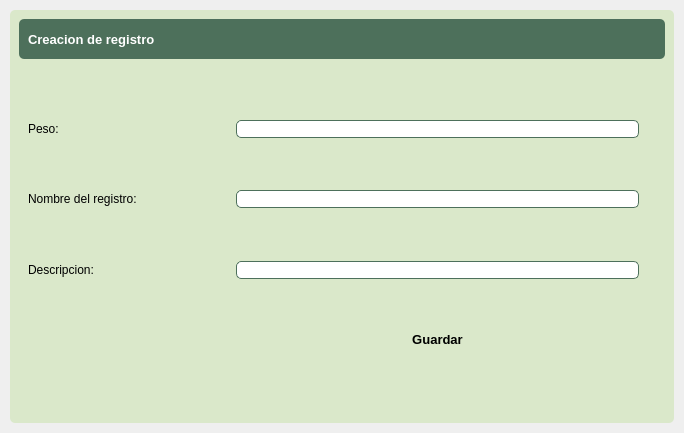
AdrianDali/DaliPeso, file ui_files/create_record.ui: the form before one commit.
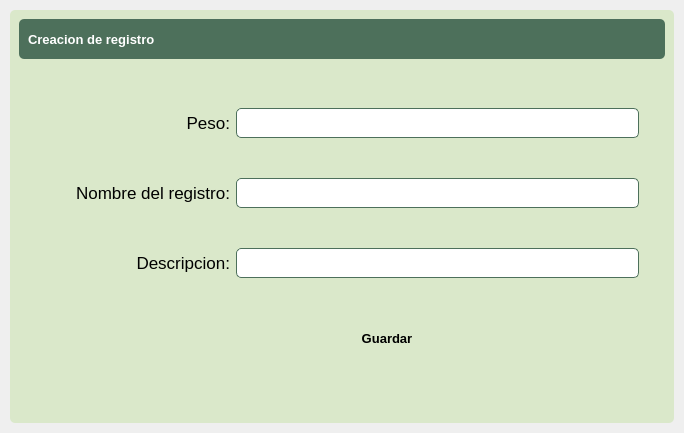
The form after the commit. Icons and pictures are not drawn.

Commit message: -Feat Create Record interface modification

Diff of the .ui file:
```diff
--- a/ui_files/create_record.ui
+++ b/ui_files/create_record.ui
@@ -256,36 +256,108 @@
                 <property name="sizeConstraint">
                  <enum>QLayout::SetNoConstraint</enum>
                 </property>
-                <item row="1" column="0">
-                 <widget class="QLabel" name="label_4">
-                  <property name="text">
-                   <string>Nombre del registro:</string>
+                <item row="0" column="3">
+                 <spacer name="horizontalSpacer_7">
+                  <property name="orientation">
+                   <enum>Qt::Horizontal</enum>
+                  </property>
+                  <property name="sizeType">
+                   <enum>QSizePolicy::Preferred</enum>
+                  </property>
+                  <property name="sizeHint" stdset="0">
+                   <size>
+                    <width>10</width>
+                    <height>20</height>
+                   </size>
+                  </property>
+                 </spacer>
+                </item>
+                <item row="2" column="1" colspan="2">
+                 <widget class="QLineEdit" name="descripcion_line_edit">
+                  <property name="minimumSize">
+                   <size>
+                    <width>0</width>
+                    <height>30</height>
+                   </size>
+                  </property>
+                  <property name="styleSheet">
+                   <string notr="true">background-color: white;
+border: 1px solid #4d705b;</string>
                   </property>
                  </widget>
                 </item>
                 <item row="0" column="1" colspan="2">
-                 <widget class="QLineEdit" name="administrador_line_edit">
+                 <widget class="QLineEdit" name="peso_line_edit">
+                  <property name="sizePolicy">
+                   <sizepolicy hsizetype="Preferred" vsizetype="Fixed">
+                    <horstretch>0</horstretch>
+                    <verstretch>0</verstretch>
+                   </sizepolicy>
+                  </property>
+                  <property name="minimumSize">
+                   <size>
+                    <width>0</width>
+                    <height>30</height>
+                   </size>
+                  </property>
                   <property name="styleSheet">
                    <string notr="true">background-color: white;
 border: 1px solid #4d705b;</string>
                   </property>
                  </widget>
                 </item>
-                <item row="0" column="0">
-                 <widget class="QLabel" name="label_3">
-                  <property name="text">
-                   <string>Peso: </string>
+                <item row="1" column="3">
+                 <spacer name="horizontalSpacer_6">
+                  <property name="orientation">
+                   <enum>Qt::Horizontal</enum>
                   </property>
-                 </widget>
+                  <property name="sizeType">
+                   <enum>QSizePolicy::Preferred</enum>
+                  </property>
+                  <property name="sizeHint" stdset="0">
+                   <size>
+                    <width>10</width>
+                    <height>20</height>
+                   </size>
+                  </property>
+                 </spacer>
                 </item>
                 <item row="1" column="1" colspan="2">
-                 <widget class="QLineEdit" name="administrador_line_edit_3">
+                 <widget class="QLineEdit" name="registro_line_edit">
+                  <property name="minimumSize">
+                   <size>
+                    <width>0</width>
+                    <height>30</height>
+                   </size>
+                  </property>
                   <property name="styleSheet">
                    <string notr="true">background-color: white;
 border: 1px solid #4d705b;</string>
                   </property>
                  </widget>
                 </item>
+                <item row="2" column="0">
+                 <widget class="QLabel" name="descripcion_label">
+                  <property name="font">
+                   <font>
+                    <pointsize>13</pointsize>
+                    <weight>50</weight>
+                    <bold>false</bold>
+                   </font>
+                  </property>
+                  <property name="styleSheet">
+                   <string notr="true">QLabel{
+	color: black;
+}</string>
+                  </property>
+                  <property name="text">
+                   <string>Descripcion:</string>
+                  </property>
+                  <property name="alignment">
+                   <set>Qt::AlignRight|Qt::AlignTrailing|Qt::AlignVCenter</set>
+                  </property>
+                 </widget>
+                </item>
                 <item row="2" column="3">
                  <spacer name="horizontalSpacer_5">
                   <property name="orientation">
@@ -302,8 +374,70 @@
                   </property>
                  </spacer>
                 </item>
+                <item row="0" column="0">
+                 <widget class="QLabel" name="peso_label">
+                  <property name="font">
+                   <font>
+                    <pointsize>13</pointsize>
+                    <weight>50</weight>
+                    <bold>false</bold>
+                   </font>
+                  </property>
+                  <property name="styleSheet">
+                   <string notr="true">QLabel{
+	color: black;
+}</string>
+                  </property>
+                  <property name="text">
+                   <string>Peso:</string>
+                  </property>
+                  <property name="alignment">
+                   <set>Qt::AlignRight|Qt::AlignTrailing|Qt::AlignVCenter</set>
+                  </property>
+                 </widget>
+                </item>
+                <item row="1" column="0">
+                 <widget class="QLabel" name="registro_nombre_label">
+                  <property name="font">
+                   <font>
+                    <pointsize>13</pointsize>
+                    <weight>50</weight>
+                    <bold>false</bold>
+                   </font>
+                  </property>
+                  <property name="styleSheet">
+                   <string notr="true">QLabel{
+	color: black;
+}</string>
+                  </property>
+                  <property name="text">
+                   <string>Nombre del registro:</string>
+                  </property>
+                  <property name="alignment">
+                   <set>Qt::AlignRight|Qt::AlignTrailing|Qt::AlignVCenter</set>
+                  </property>
+                 </widget>
+                </item>
                 <item row="3" column="1" colspan="2">
-                 <widget class="QPushButton" name="add_edit_button_3">
+                 <widget class="QPushButton" name="guardar_registro_button">
+                  <property name="sizePolicy">
+                   <sizepolicy hsizetype="Preferred" vsizetype="Preferred">
+                    <horstretch>0</horstretch>
+                    <verstretch>0</verstretch>
+                   </sizepolicy>
+                  </property>
+                  <property name="minimumSize">
+                   <size>
+                    <width>30</width>
+                    <height>30</height>
+                   </size>
+                  </property>
+                  <property name="maximumSize">
+                   <size>
+                    <width>302</width>
+                    <height>40</height>
+                   </size>
+                  </property>
                   <property name="font">
                    <font>
                     <pointsize>10</pointsize>
@@ -311,6 +445,12 @@
                     <bold>true</bold>
                    </font>
                   </property>
+                  <property name="cursor">
+                   <cursorShape>PointingHandCursor</cursorShape>
+                  </property>
+                  <property name="layoutDirection">
+                   <enum>Qt::LeftToRight</enum>
+                  </property>
                   <property name="styleSheet">
                    <string notr="true">QPushButton{
 	background-color : #328f62;
@@ -327,26 +467,43 @@
                   </property>
                   <property name="iconSize">
                    <size>
-                    <width>16</width>
-                    <height>30</height>
+                    <width>28</width>
+                    <height>45</height>
                    </size>
                   </property>
                  </widget>
                 </item>
-                <item row="2" column="0">
-                 <widget class="QLabel" name="label_7">
-                  <property name="text">
-                   <string>Descripcion:</string>
+                <item row="3" column="3">
+                 <spacer name="horizontalSpacer_8">
+                  <property name="orientation">
+                   <enum>Qt::Horizontal</enum>
                   </property>
-                 </widget>
+                  <property name="sizeType">
+                   <enum>QSizePolicy::Preferred</enum>
+                  </property>
+                  <property name="sizeHint" stdset="0">
+                   <size>
+                    <width>10</width>
+                    <height>20</height>
+                   </size>
+                  </property>
+                 </spacer>
                 </item>
-                <item row="2" column="1" colspan="2">
-                 <widget class="QLineEdit" name="administrador_line_edit_6">
-                  <property name="styleSheet">
-                   <string notr="true">background-color: white;
-border: 1px solid #4d705b;</string>
+                <item row="3" column="0">
+                 <spacer name="horizontalSpacer_9">
+                  <property name="orientation">
+                   <enum>Qt::Horizontal</enum>
                   </property>
-                 </widget>
+                  <property name="sizeType">
+                   <enum>QSizePolicy::Preferred</enum>
+                  </property>
+                  <property name="sizeHint" stdset="0">
+                   <size>
+                    <width>10</width>
+                    <height>20</height>
+                   </size>
+                  </property>
+                 </spacer>
                 </item>
                </layout>
               </widget>
```
The commit also changes 6 other files.
